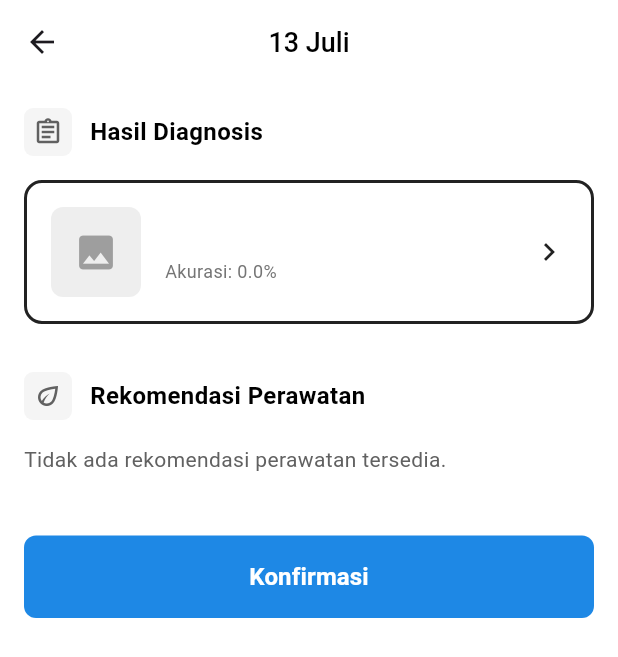
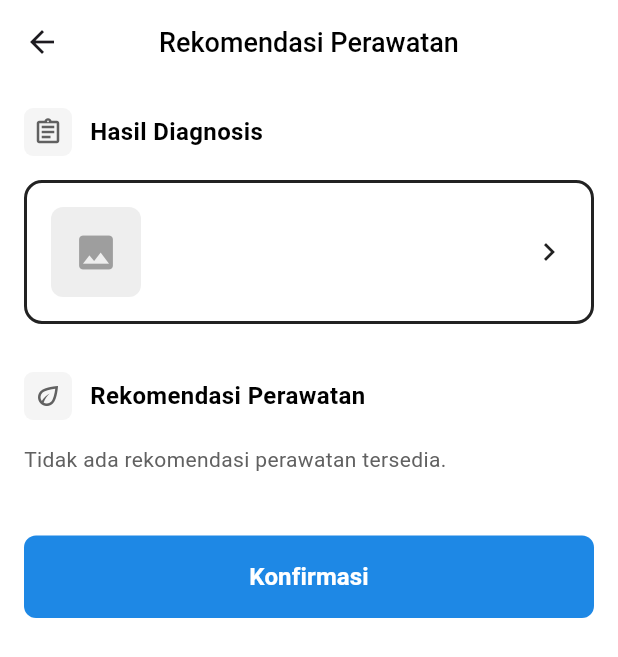
Before and after one commit to Dzaakyy/capstone-project-apps, a Flutter app: the DiagnosisPage screen opened directly with empty values, after a tap on "Lihat pengobatan", on a phone screen of 412 x 824 dp. Shown: the top 657 px of the screen. Run offline on Flutter 3.47's test engine with Material 2 defaults, Android fonts, the phone set to English and light mode, and no system bars; our stand-ins replace cached_network_image, camera, image_picker, logger, shared_preferences; accounts and stored records are empty.

Commit message:
Perbaikan tampilan diagnosis

```diff
--- a/lib/diagnosiscore.dart
+++ b/lib/diagnosiscore.dart
@@ -13,6 +13,8 @@ class DiagnosisResult {
   final double confidence;
   final String imagePath;
   final String namaPenyakit;
+  final String golongan;
+  final String namaIlmiah;
   final String gejala;
   final String rekomendasiPerawatan;
   final int idPrediksi;
@@ -25,6 +27,8 @@ class DiagnosisResult {
     required this.confidence,
     required this.imagePath,
     required this.namaPenyakit,
+    required this.golongan,
+    required this.namaIlmiah,
     required this.gejala,
     required this.rekomendasiPerawatan,
     required this.idPrediksi,
@@ -40,6 +44,8 @@ class DiagnosisResult {
       confidence: (json['prediksi']?['akurasi'] ?? 0.0).toDouble(),
       imagePath: json['prediksi']?['imageUrl'] ?? imagePath,
       namaPenyakit: json['penyakit']?['nama_penyakit'] ?? 'Unknown',
+      golongan: json['penyakit']?['golongan'] ?? 'Unknown',
+      namaIlmiah: json['penyakit']?['nama_ilmiah'] ?? 'Unknown',
       gejala: json['penyakit']?['gejala'] ?? 'Tidak ada informasi gejala',
       rekomendasiPerawatan:
           json['penyakit']?['rekomendasi_perawatan'] ?? 'Tidak ada rekomendasi',
@@ -57,6 +63,8 @@ class DiagnosisResult {
       'confidence': confidence,
       'imagePath': imagePath,
       'namaPenyakit': namaPenyakit,
+      'golongan': golongan,
+      'namaIlmiah': namaIlmiah,
       'gejala': gejala,
       'rekomendasiPerawatan': rekomendasiPerawatan,
       'idPrediksi': idPrediksi,
--- a/lib/diagnosispage.dart
+++ b/lib/diagnosispage.dart
@@ -87,7 +87,7 @@ class _DiagnosisPageState extends State<DiagnosisPage> {
                   borderRadius: BorderRadius.circular(4),
                 ),
                 child: Text(
-                  'Akurasi: ${(widget.diagnosisResult.confidence * 100).toStringAsFixed(1)}%',
+                  widget.diagnosisResult.golongan,
                   style: TextStyle(
                     color: Colors.blue.shade700,
                     fontSize: 12,
@@ -207,7 +207,7 @@ class _DiagnosisPageState extends State<DiagnosisPage> {
                   border: Border.all(color: Colors.grey.shade200),
                 ),
                 child: Text(
-                  widget.diagnosisResult.namaPenyakit,
+                  'Nama Ilmiah : ${(widget.diagnosisResult.namaIlmiah)}',
                   style: TextStyle(
                     color: Colors.grey.shade600,
                     fontSize: 14,
--- a/lib/perawatanpage.dart
+++ b/lib/perawatanpage.dart
@@ -128,9 +128,9 @@ class _RekomendasiPerawatanPageState extends State<RekomendasiPerawatanPage> {
       appBar: AppBar(
         backgroundColor: Colors.white,
         elevation: 0,
-        title: Text(
-          _currentDate,
-          style: const TextStyle(
+        title:const Text(
+          "Rekomendasi Perawatan",
+          style: TextStyle(
             fontSize: 18,
             color: Colors.black,
             fontWeight: FontWeight.w500,
@@ -251,7 +251,7 @@ class _RekomendasiPerawatanPageState extends State<RekomendasiPerawatanPage> {
                             ),
                             const SizedBox(height: 4),
                             Text(
-                              'Akurasi: ${(widget.diagnosisResult.confidence * 100).toStringAsFixed(1)}%',
+                              widget.diagnosisResult.golongan,
                               style: TextStyle(
                                 fontSize: 12,
                                 color: Colors.grey.shade600,
```
